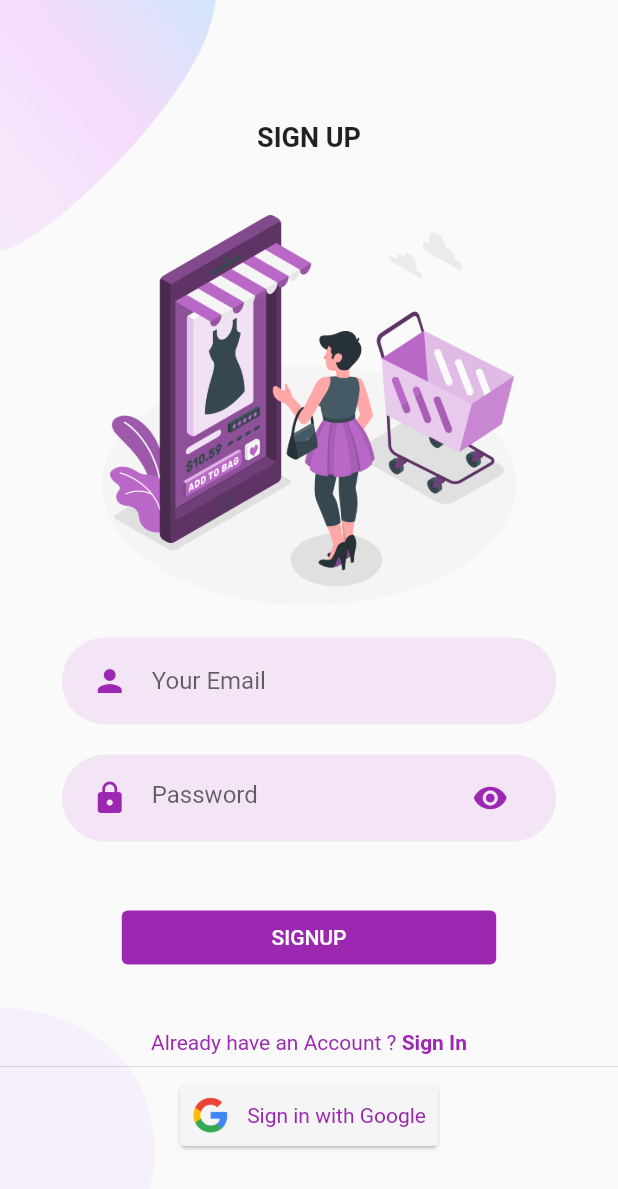
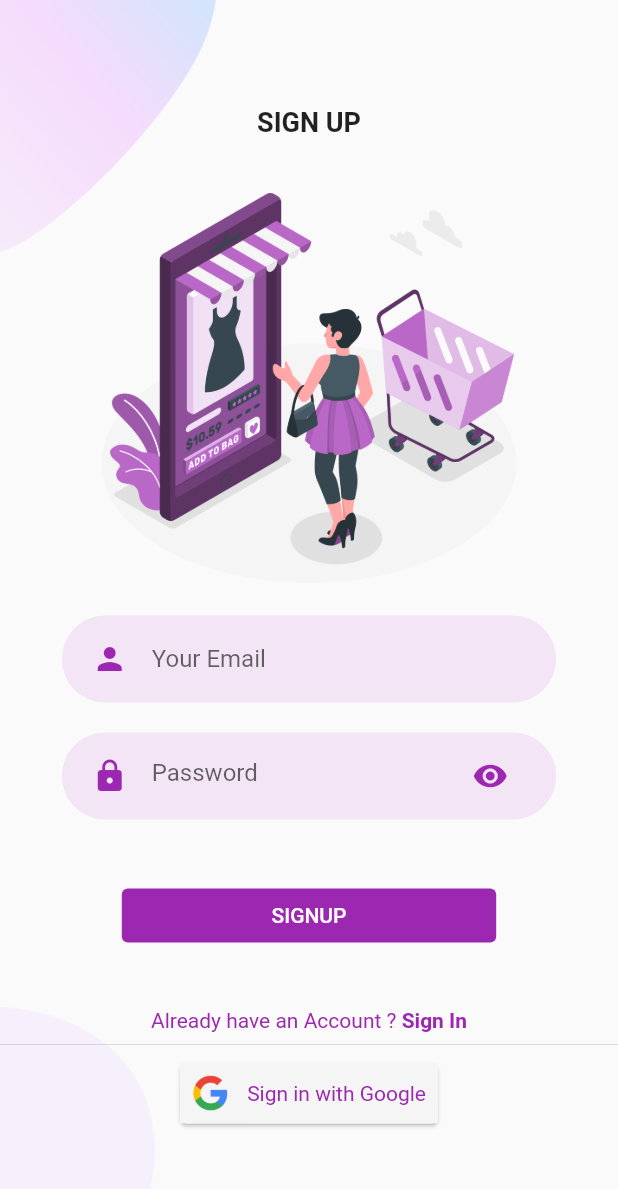
Before and after one commit to Ashaba123/buthings, a Flutter app: the screen it shows after launch, after a tap on "Sign Up", on a phone screen of 412 x 824 dp. Shown: the top 1189 px of the screen. Run offline on Flutter 3.47's test engine with Material 2 defaults, Android fonts, the phone set to English and light mode, and no system bars.

```diff
--- a/lib/screens/login_screen.dart
+++ b/lib/screens/login_screen.dart
@@ -18,12 +18,12 @@ class LoginScreen extends StatelessWidget {
           child: Column(
             mainAxisAlignment: MainAxisAlignment.center,
             children: <Widget>[
-              SizedBox(height: size.height * 0.03),
+              SizedBox(height: 40),
               Text(
                 "LOGIN",
                 style: TextStyle(fontWeight: FontWeight.bold, fontSize: 18),
               ),
-              SizedBox(height: size.height * 0.03),
+              SizedBox(height: 20),
               Image.asset(
                 "assets/icons/login.png",
                 height: size.height * 0.37,
@@ -53,6 +53,7 @@ class LoginScreen extends StatelessWidget {
                   );
                 },
               ),
+              SizedBox(height: 40),
             ],
           ),
         ),
--- a/lib/screens/signup_screen.dart
+++ b/lib/screens/signup_screen.dart
@@ -19,12 +19,12 @@ class SignUpScreen extends StatelessWidget {
           child: Column(
             mainAxisAlignment: MainAxisAlignment.center,
             children: <Widget>[
-              SizedBox(height: size.height * 0.03),
+              SizedBox(height: 40),
               Text(
                 "SIGN UP",
                 style: TextStyle(fontWeight: FontWeight.bold, fontSize: 18),
               ),
-              SizedBox(height: size.height * 0.03),
+              SizedBox(height: 20),
               Image.asset(
                 "assets/icons/signup.png",
                 height: size.height * 0.35,
@@ -81,7 +81,8 @@ class SignUpScreen extends StatelessWidget {
                     ),
                   ),
                 ),
-              )
+              ),
+              SizedBox(height: 40),
             ],
           ),
         ),
```
